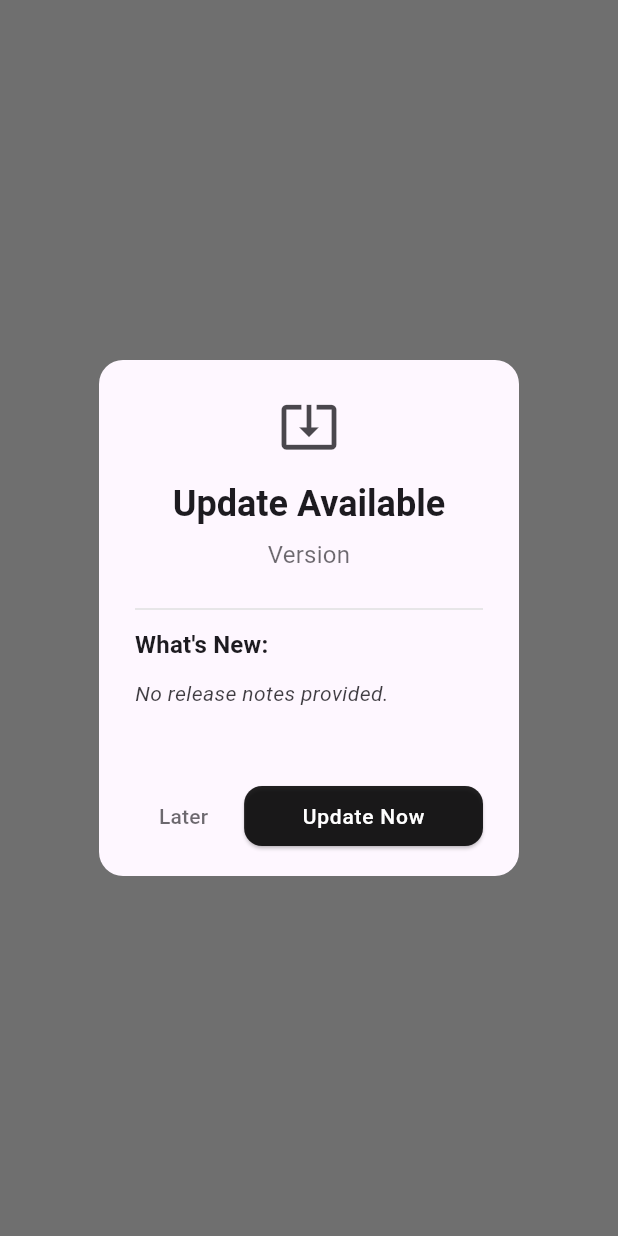
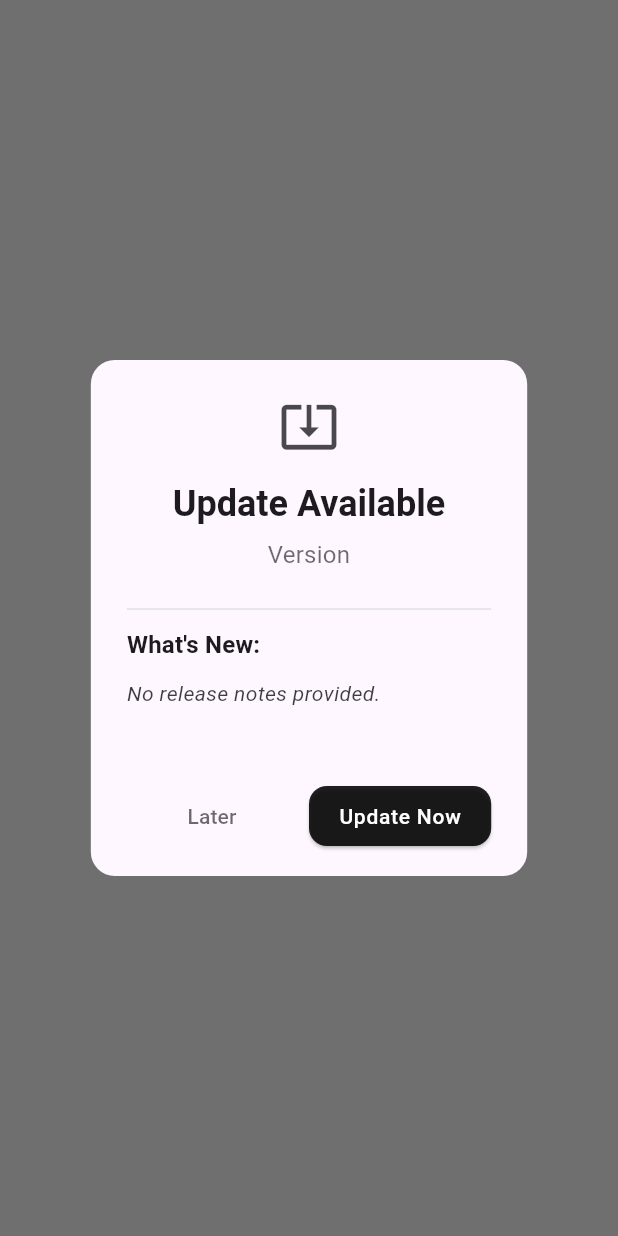
Before and after one commit to UTTAM-VAGHASIA/case_sync, a Flutter app: what showUpdateDialog() shows on an empty page, opened directly with empty values, on a phone screen of 412 x 824 dp. Run offline on Flutter 3.47's test engine with Material 3 defaults, Android fonts, the phone set to English and light mode, and no system bars; drawn by our look-alikes of flutter_markdown; our stand-ins replace device_preview, file_picker, flutter_slidable, flutter_svg, get, liquid_pull_to_refresh and 4 more; missing offline and left inert: open_file_plus; accounts and stored records are empty.

Commit message:
Update check_update.dart

```diff
--- a/lib/check_update.dart
+++ b/lib/check_update.dart
@@ -477,10 +477,9 @@ class CheckUpdate {
                           !isDownloading &&
                           downloadedFilePath == null &&
                           downloadError == null)
-                        Padding(
-                          padding: const EdgeInsets.only(right: 8.0),
-                          // Space between buttons
-                          child: Expanded(
+                        Expanded(
+                          child: Padding(
+                            padding: const EdgeInsets.only(right: 8.0),
                             child: TextButton(
                               onPressed: () =>
                                   Navigator.of(dialogContext).pop(),
```
